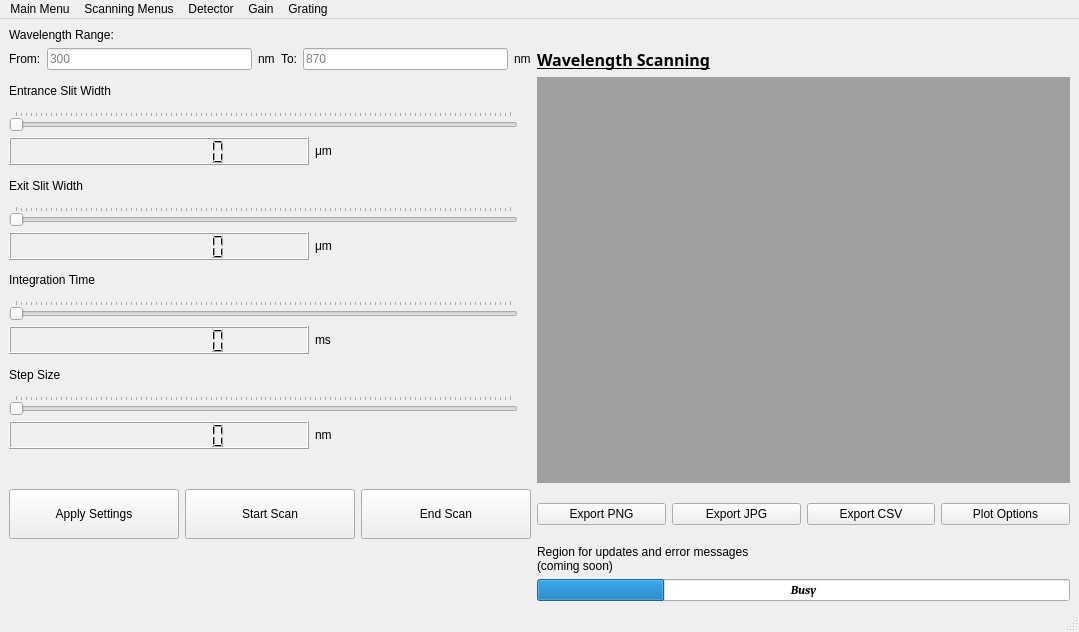
gitmarcus34/Spectro_GUI, file ScanningMenu_Design.ui: the form before one commit.
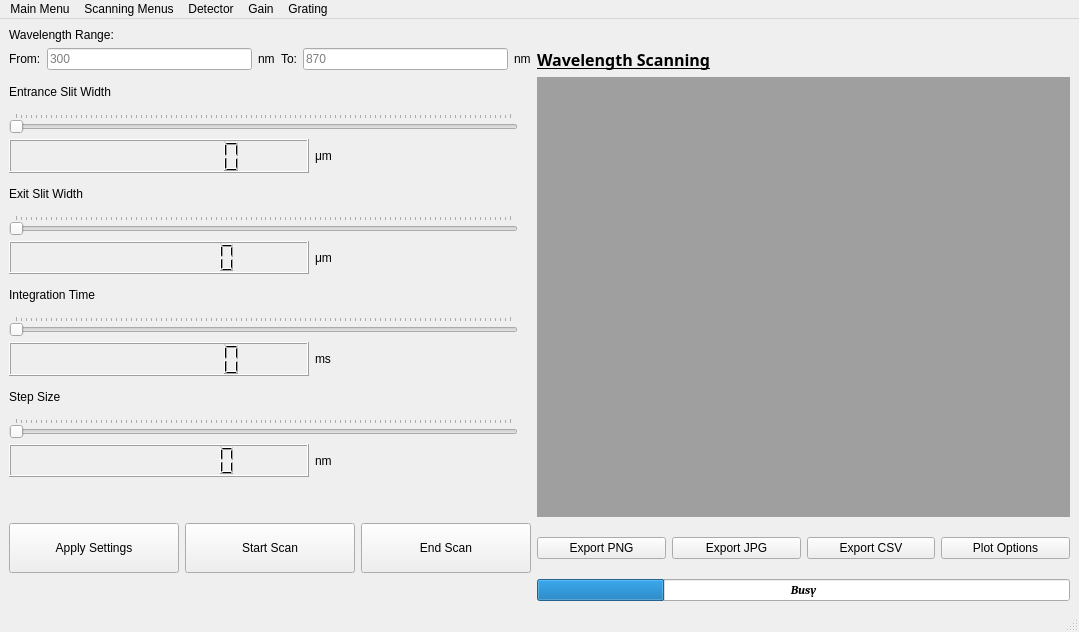
The form after the commit.

Commit message: error message bug updates and some extra files

```diff
--- a/ScanningMenu_Design.ui
+++ b/ScanningMenu_Design.ui
@@ -79,14 +79,6 @@
       </item>
      </layout>
     </item>
-    <item row="5" column="2">
-     <widget class="QLabel" name="label_6">
-      <property name="text">
-       <string>Region for updates and error messages
-(coming soon)</string>
-      </property>
-     </widget>
-    </item>
     <item row="2" column="0">
      <layout class="QGridLayout" name="gridLayout_4">
       <item row="18" column="2">
```
Left out of the diff: 2 changed lines with no effect on the pictures. The commit also changes 16 other files.
